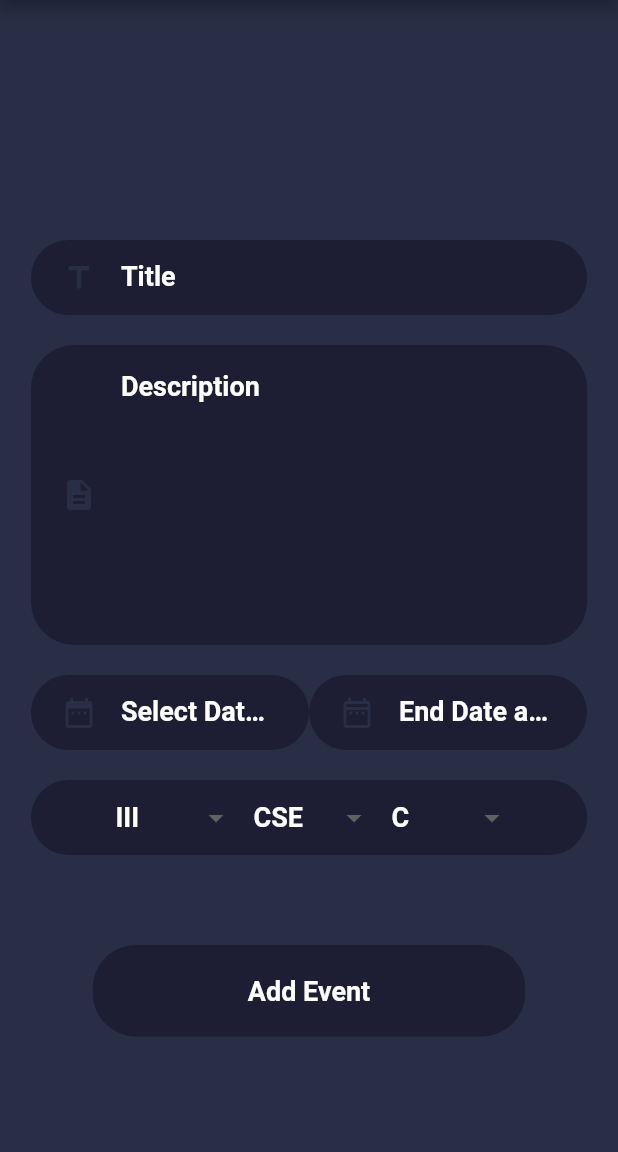
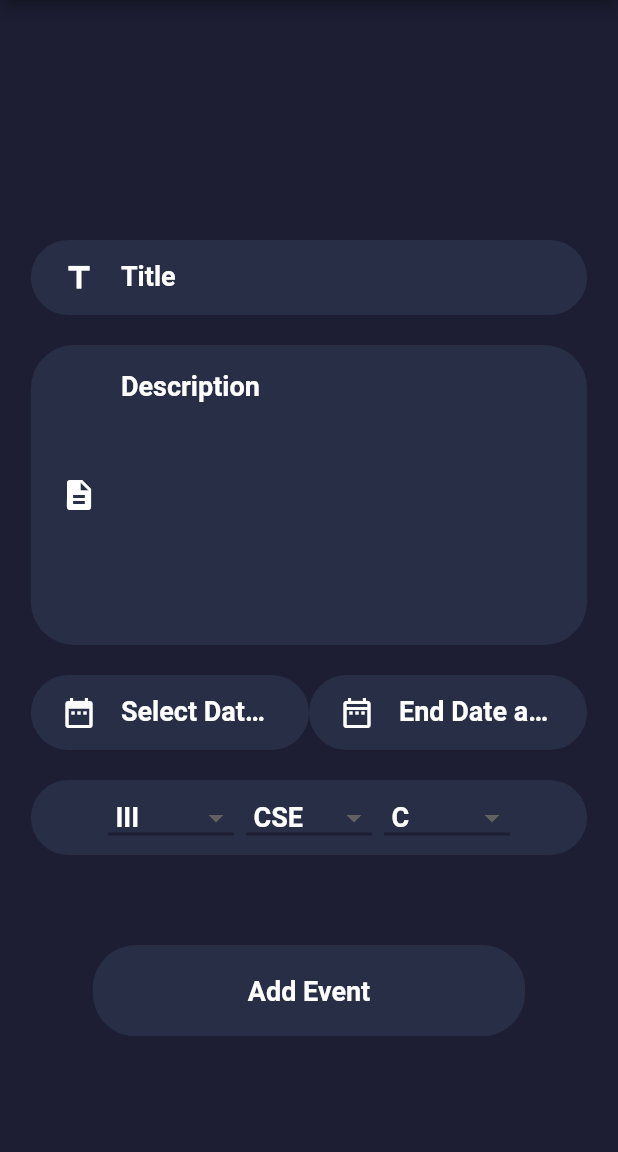
Before and after one commit to SriGiriT/student_task_manager, a Flutter app: the AddEvent screen opened by its route, on a phone screen of 412 x 824 dp, the part 84-1236 px from its top. Run offline on Flutter 3.47's test engine with Material 2 defaults, Android fonts, the phone set to English and light mode, and no system bars; our stand-ins replace firebase_auth, firebase_core, firebase_messaging, flutter_local_notifications, google_sign_in, shared_preferences; accounts and stored records are empty.

Commit message:
Theme changed

```diff
--- a/lib/Screens/AddEvent.dart
+++ b/lib/Screens/AddEvent.dart
@@ -85,7 +85,7 @@
   Widget build(BuildContext context) {
     Size size = MediaQuery.of(context).size;
     return Scaffold(
-      backgroundColor: Color(0xFF282E45),
+      backgroundColor: kPrimaryColor,
       appBar: AppBar(
         title: Center(child: Text('Add Events')),
         actions: <Widget>[
--- a/lib/Screens/EventScreen.dart
+++ b/lib/Screens/EventScreen.dart
@@ -32,7 +32,7 @@
       home: WillPopScope(
         onWillPop: () => onBackPressed(context, "Are you sure want to exit"),
         child: Scaffold(
-          backgroundColor: Color(0xFF282E45),
+          backgroundColor: kPrimaryColor,
           appBar: AppBar(
             title: Center(child: Text('Events')),
             actions: <Widget>[
@@ -71,6 +71,7 @@
                               child: Container(
                                 width: 500,
                                 height: 500,
+                                color: kPrimaryColor,
                                 child: Description(
                                     descriptionData: snapshot.data![index]
                                         ['description']),
--- a/lib/Screens/common_welcome.dart
+++ b/lib/Screens/common_welcome.dart
@@ -46,7 +46,7 @@
           centerTitle: true,
         ),
         body: Container(
-          color: Color(0xFF282E45),
+          color: kPrimaryColor,
           child: Column(
             mainAxisAlignment: MainAxisAlignment.center,
             children: [
--- a/lib/Screens/event_screen_teacher.dart
+++ b/lib/Screens/event_screen_teacher.dart
@@ -183,6 +183,7 @@
                             context: context,
                             builder: (context) => SingleChildScrollView(
                               child: Container(
+                                color: kPrimaryLightColor,
                                 width: 500,
                                 height: 500,
                                 child: Description(
@@ -275,6 +276,7 @@
             ),
           ),
           floatingActionButton: FloatingActionButton(
+            backgroundColor: kPrimaryLightColor,
             onPressed: () {
               Navigator.push(
                 context,
--- a/lib/component/RoundedButton.dart
+++ b/lib/component/RoundedButton.dart
@@ -10,7 +10,7 @@
     required this.sizee,
     required this.text,
     required this.press,
-    this.color = kPrimaryColor,
+    this.color = kPrimaryLightColor,
     this.textColor = Colors.white,
   });
 
--- a/lib/component/RoundedInputFeild.dart
+++ b/lib/component/RoundedInputFeild.dart
@@ -33,13 +33,13 @@
         onTap: widget.onTap,
         // widget.onChanged;
         onChanged: widget.onChanged,
-        cursorColor: kPrimaryColor,
+        cursorColor: kPrimaryLightColor,
         maxLines: widget.isDes ? 10 : 1,
         decoration: InputDecoration(
           hintStyle: TextStyle(color: Colors.white),
           icon: Icon(
             widget.icon,
-            color: kPrimaryLightColor,
+            color: Colors.white,
           ),
           hintText: widget.hintText,
           border: InputBorder.none,
--- a/lib/component/RoundedPassword.dart
+++ b/lib/component/RoundedPassword.dart
@@ -20,16 +20,16 @@
       child: TextField(
         obscureText: true,
         onChanged: onChanged,
-        cursorColor: kPrimaryColor,
+        cursorColor: Colors.white,
         decoration: InputDecoration(
           hintText: "Password",
           icon: Icon(
             Icons.lock,
-            color: kPrimaryColor,
+            color: kPrimaryLightColor,
           ),
           suffixIcon: Icon(
             Icons.visibility,
-            color: kPrimaryColor,
+            color: Colors.white,
           ),
           border: InputBorder.none,
         ),
--- a/lib/component/TextFieldContainer.dart
+++ b/lib/component/TextFieldContainer.dart
@@ -22,7 +22,7 @@
       height: widget.isDescription ? 200 : 50,
       width: size.width * widget.width,
       decoration: BoxDecoration(
-        color: kPrimaryColor,
+        color: kPrimaryLightColor,
         borderRadius: BorderRadius.circular(29),
       ),
       child: widget.child,
--- a/lib/constant.dart
+++ b/lib/constant.dart
@@ -41,7 +41,7 @@
 class _DescriptionState extends State<Description> {
   @override
   Widget build(BuildContext context) {
-    return Center(child: Container(child: Text(widget.descriptionData)));
+    return Center(child: Container(child: Text(widget.descriptionData, style: TextStyle(color: Colors.white, fontSize: 20, fontWeight: FontWeight.bold))));
   }
 }
 
```
